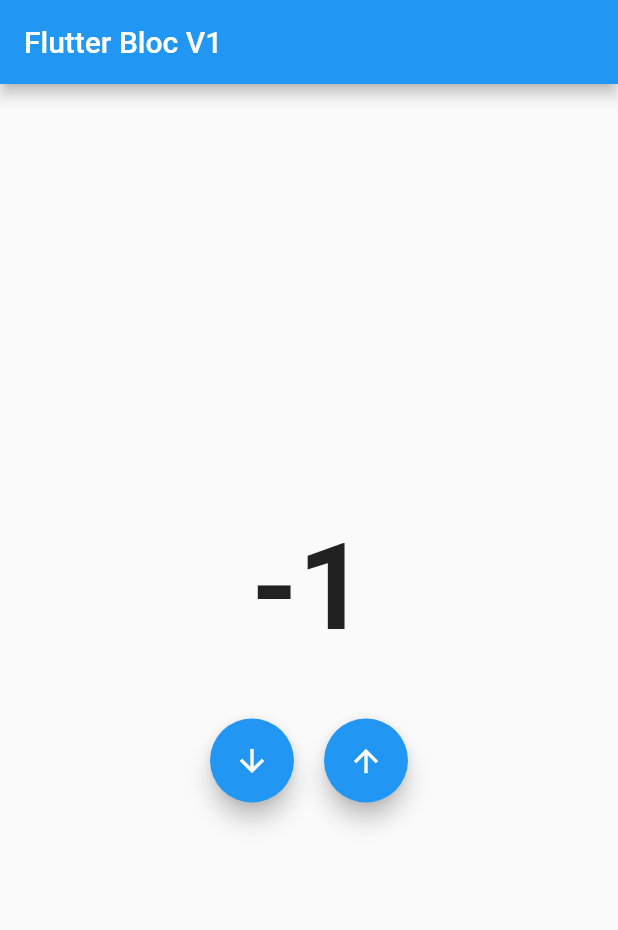
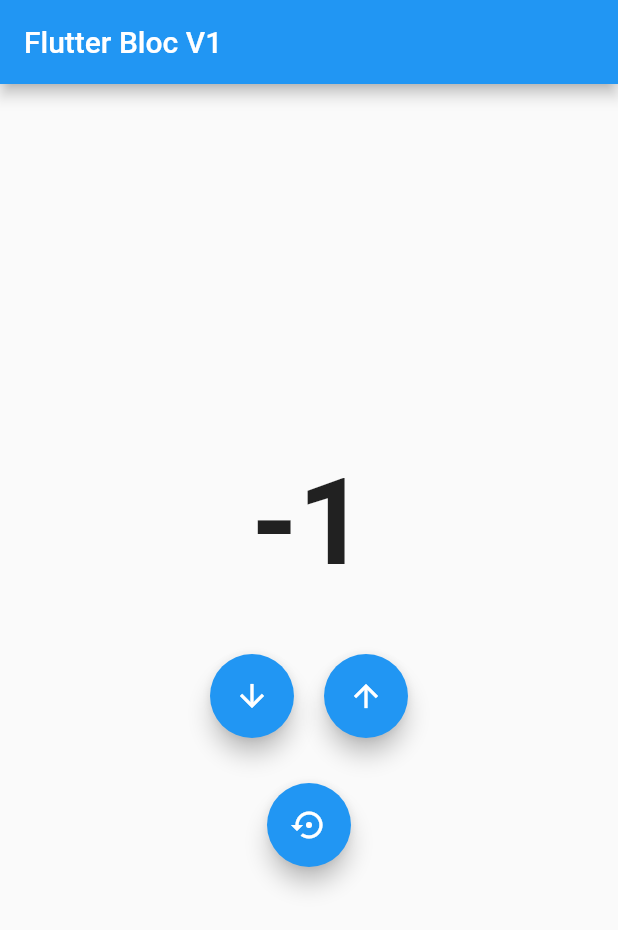
Before and after one commit to ardhikarafi/flutter-fundamental-flutterbloc-v1, a Flutter app: the screen it shows after launch, after a tap on the "arrow downward" icon, on a phone screen of 412 x 824 dp. Shown: the top 930 px of the screen. Run offline on Flutter 3.47's test engine with Material 2 defaults, Android fonts, the phone set to English and light mode, and no system bars; our stand-ins replace bloc, flutter_bloc.

```diff
--- a/lib/bloc/counter_bloc.dart
+++ b/lib/bloc/counter_bloc.dart
@@ -14,8 +14,15 @@ class CounterBloc extends Bloc<CounterEvent, CounterState> {
   Stream<CounterState> mapEventToState(
     CounterEvent event,
   ) async* {
-    yield (event is Increment)
-        ? CounterState(state.value + 1)
-        : CounterState(state.value - 1);
+    if (event is Increment) {
+      yield CounterState(state.value + 1);
+    } else if (event is Decrement) {
+      yield CounterState(state.value - 1);
+    } else if (event is ResetUlangState) {
+      yield CounterState(0);
+    }
+    // yield (event is Increment)
+    //     ? CounterState(state.value + 1)
+    //     : CounterState(state.value - 1);
   }
 }
--- a/lib/bloc/counter_event.dart
+++ b/lib/bloc/counter_event.dart
@@ -6,3 +6,5 @@ abstract class CounterEvent {}
 class Increment extends CounterEvent {}
 
 class Decrement extends CounterEvent {}
+
+class ResetUlangState extends CounterEvent {}
--- a/lib/mainpage.dart
+++ b/lib/mainpage.dart
@@ -40,7 +40,21 @@ class MainPage extends StatelessWidget {
                   child: Icon(Icons.arrow_upward),
                 ),
               ],
-            )
+            ),
+            SizedBox(
+              height: 30,
+            ),
+            Row(
+              mainAxisAlignment: MainAxisAlignment.center,
+              children: [
+                FloatingActionButton(
+                  onPressed: () {
+                    cbloc.add(ResetUlangState());
+                  },
+                  child: Icon(Icons.settings_backup_restore),
+                )
+              ],
+            ),
           ],
         ),
       ),
```
